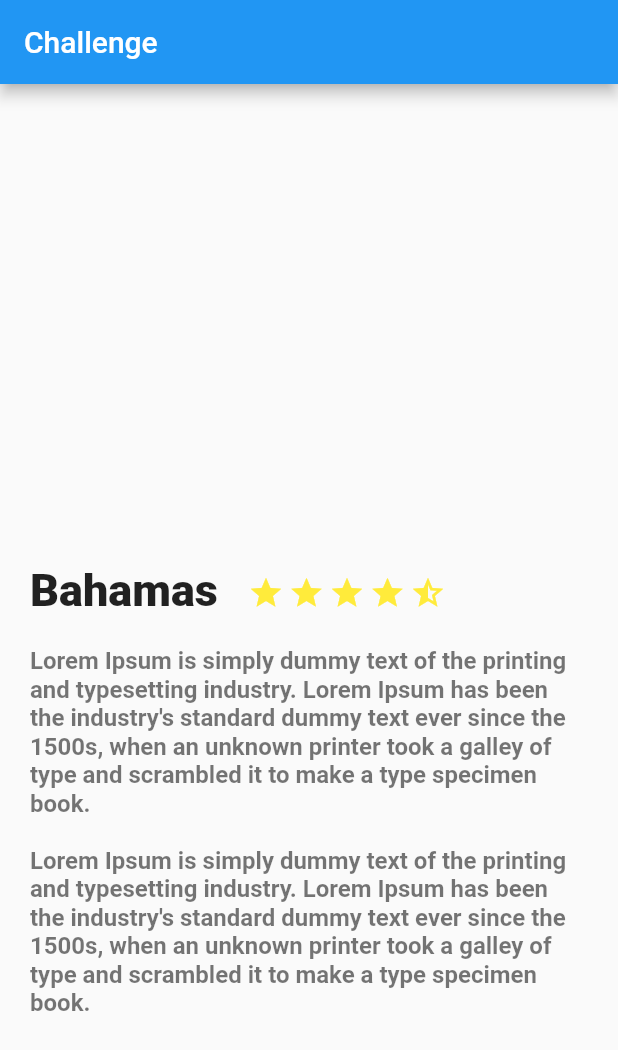
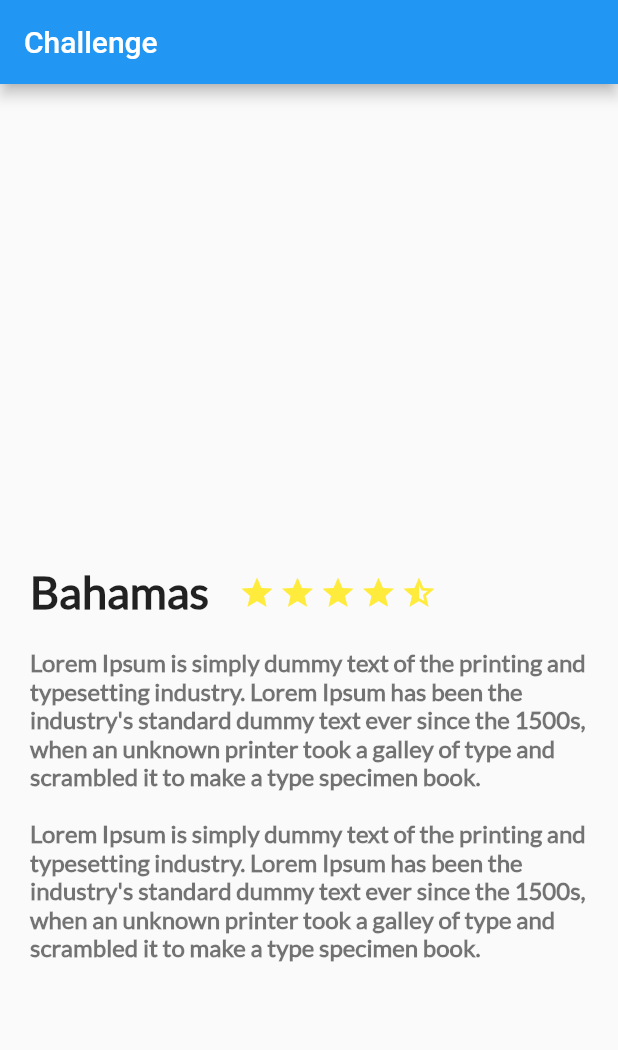
Before and after one commit to miaborjaac/flutter, a Flutter app: the screen it shows after launch, on a phone screen of 412 x 824 dp. Shown: the top 1050 px of the screen. Run offline on Flutter 3.47's test engine with Material 2 defaults, Android fonts, the phone set to English and light mode, and no system bars.

Commit message:
Feat: Add Font Family

```diff
--- a/lib/description_place.dart
+++ b/lib/description_place.dart
@@ -28,7 +28,11 @@ class DescriptionPlace extends StatelessWidget {
           margin: EdgeInsets.only(top: 320.0, left: 20.0, right: 20.0),
           child: Text(
             namePlace,
-            style: TextStyle(fontSize: 30.0, fontWeight: FontWeight.w900),
+            style: TextStyle(
+              fontSize: 30.0,
+              fontWeight: FontWeight.w900,
+              fontFamily: "Lato",
+            ),
             textAlign: TextAlign.left,
           ),
         ),
@@ -40,12 +44,16 @@ class DescriptionPlace extends StatelessWidget {
 
     final description = Container(
       margin: new EdgeInsets.only(top: 20.0, left: 20.0, right: 20.0),
-      child: new Text(descriptionPlace,
-          style: const TextStyle(
-            fontSize: 16.0,
-            fontWeight: FontWeight.bold,
-            color: Colors.black54,
-          )),
+      child: new Text(
+        descriptionPlace,
+        style: const TextStyle(
+          fontFamily: "Lato",
+          fontSize: 16.0,
+          fontWeight: FontWeight.w900,
+          color: Colors.black54,
+        ),
+        textAlign: TextAlign.left,
+      ),
     );
 
     return Column(
--- a/pubspec.yaml
+++ b/pubspec.yaml
@@ -74,3 +74,7 @@ flutter:
   #
   # For details regarding fonts from package dependencies,
   # see https://flutter.dev/custom-fonts/#from-packages
+  fonts:
+    - family: Lato
+      fonts:
+        - asset: fonts/Lato-Regular.ttf
```
Also changed, not shown: fonts/Lato-Regular.ttf (added).
